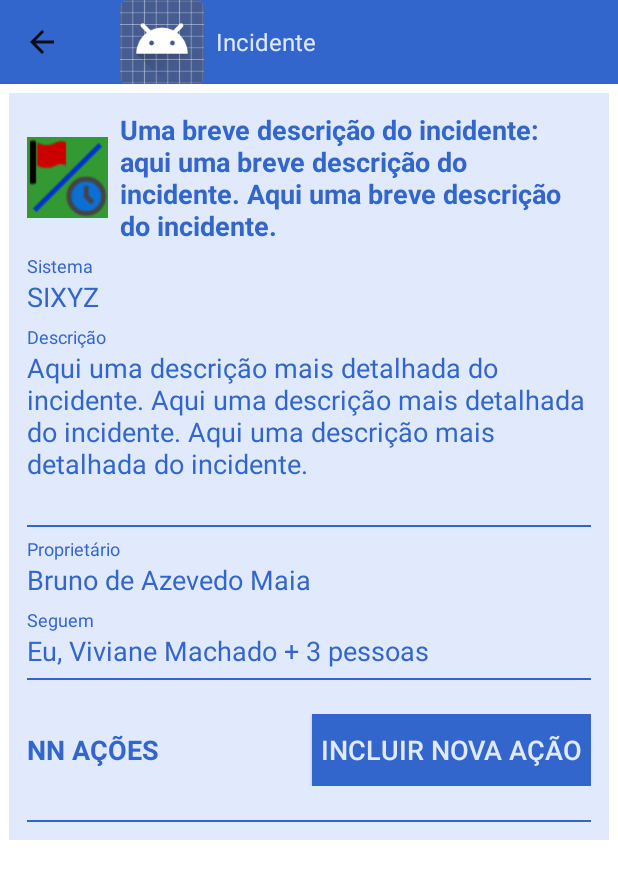
After one commit to ARNdroid/MonitorMobile, an Android app: the IssueActivity screen opened directly, with no data from a screen before it, on a phone screen of 412 x 824 dp. The commit adds this screen. Shown: the top 879 px of the screen. Run offline under Robolectric (Android 15) with nearby library versions, the light colour scheme and no system bars; libraries missing offline, so code that uses them is left out: org.slf4j; 10 statements that could not run were skipped.

Commit message:
@Mamute: Fix #58.

```diff
--- /dev/null
+++ b/app/src/main/java/br/com/arndroid/monitormobile/IssueActivity.java
@@ -0,0 +1,173 @@
+package br.com.arndroid.monitormobile;
+
+import android.app.ActionBar;
+import android.app.Activity;
+import android.app.AlertDialog;
+import android.app.LoaderManager;
+import android.content.CursorLoader;
+import android.content.Loader;
+import android.database.Cursor;
+import android.os.Bundle;
+import android.support.v4.app.NavUtils;
+import android.view.MenuItem;
+import android.view.View;
+import android.widget.ImageView;
+import android.widget.LinearLayout;
+import android.widget.TextView;
+
+import java.util.ArrayList;
+import java.util.List;
+
+import br.com.arndroid.monitormobile.adapter.ActionsAdapter;
+import br.com.arndroid.monitormobile.provider.Contract;
+import br.com.arndroid.monitormobile.provider.followers.FollowersManager;
+import br.com.arndroid.monitormobile.provider.issues.IssuesEntity;
+import br.com.arndroid.monitormobile.provider.issues.IssuesManager;
+import br.com.arndroid.monitormobile.provider.users.UsersManager;
+import br.com.arndroid.monitormobile.utils.DashboardUtils;
+import br.com.arndroid.monitormobile.utils.TimeStampUtils;
+
+public class IssueActivity extends Activity implements LoaderManager.LoaderCallbacks<Cursor> {
+
+    public static final String ISSUE_ID_KEY = "ISSUE_ID_KEY";
+
+    private static final int ACTIONS_LOADER_ID = 1;
+
+    private ActionsAdapter mAdapter;
+    private List<View> mViewList = new ArrayList<View>();
+
+    private IssuesEntity mEntity;
+    private ImageView mImgFlagAndClockType;
+    private TextView mTxtSummary;
+    private TextView mTxtAcronymId;
+    private TextView mTxtDescription;
+    private TextView mTxtReporter;
+    private TextView mTxtOwner;
+    private TextView mTxtFollowers;
+    private TextView mTxtTotalActions;
+    private LinearLayout mLayInsertionPoint;
+
+    @Override
+    protected void onCreate(Bundle savedInstanceState) {
+        super.onCreate(savedInstanceState);
+        setContentView(R.layout.issue_activity);
+
+        final Long id;
+        if (savedInstanceState != null) {
+            id = savedInstanceState.getLong(ISSUE_ID_KEY);
+        } else {
+            id = getIntent().getExtras().getLong(ISSUE_ID_KEY);
+        }
+        final IssuesManager manager = new IssuesManager(this);
+        mEntity = manager.issuesFromId(id);
+
+        final ActionBar actionBar = getActionBar();
+        //noinspection ConstantConditions
+        actionBar.setDisplayHomeAsUpEnabled(true);
+
+        mAdapter = new ActionsAdapter(this);
+        getLoaderManager().restartLoader(ACTIONS_LOADER_ID, null, this);
+
+        bindScreen();
+        refreshScreen();
+    }
+
+    private void refreshScreen() {
+        mImgFlagAndClockType.setImageResource(DashboardUtils.getImageResourceIdForStateFlagTypeAndClockType(
+                mEntity.getState(), mEntity.getFlagType(), mEntity.getClockType(), true));
+        mTxtSummary.setText(mEntity.getSummary());
+        mTxtAcronymId.setText(mEntity.getAcronymId());
+        mTxtDescription.setText(mEntity.getDescription());
+        final UsersManager usersManager = new UsersManager(this);
+        final String reportPhrase = "por " + usersManager.userFromId(mEntity.getReporterId()).getShortName()
+                + " em " + TimeStampUtils.timeStampToFormattedString(mEntity.getTimeStamp());
+        mTxtReporter.setText(reportPhrase);
+        mTxtOwner.setText(usersManager.userFromId(mEntity.getOwnerId()).getShortName());
+        final FollowersManager followersManager = new FollowersManager(this);
+        mTxtFollowers.setText(followersManager.humanPhraseFromIssueId(mEntity.getId()));
+    }
+
+    private void bindScreen() {
+        mImgFlagAndClockType = (ImageView) findViewById(R.id.imgFlagAndClockType);
+        mTxtSummary = (TextView) findViewById(R.id.txtSummary);
+        mTxtAcronymId = (TextView) findViewById(R.id.txtAcronymId);
+        mTxtDescription = (TextView) findViewById(R.id.txtDescription);
+        mTxtReporter = (TextView) findViewById(R.id.txtReporter);
+        mTxtOwner = (TextView) findViewById(R.id.txtOwner);
+        mTxtFollowers = (TextView) findViewById(R.id.txtFollowers);
+        mTxtTotalActions = (TextView) findViewById(R.id.txtTotalActions);
+        mLayInsertionPoint = (LinearLayout) findViewById(R.id.layInsertionPoint);
+    }
+
+    @Override
+    protected void onSaveInstanceState(@SuppressWarnings("NullableProblems") Bundle outState) {
+        super.onSaveInstanceState(outState);
+        outState.putLong(ISSUE_ID_KEY, mEntity.getId());
+    }
+
+    @Override
+    public boolean onOptionsItemSelected(MenuItem item) {
+        final int itemId = item.getItemId();
+
+        switch (itemId) {
+            case android.R.id.home:
+                NavUtils.navigateUpFromSameTask(this);
+                return true;
+            default:
+                return super.onOptionsItemSelected(item);
+        }
+    }
+
+    @Override
+    public Loader<Cursor> onCreateLoader(int id, Bundle args) {
+        switch (id) {
+            case ACTIONS_LOADER_ID:
+                return new CursorLoader(this, Contract.Actions.CONTENT_URI, null,
+                        Contract.Actions.ISSUE_ID_SELECTION,
+                        new String[]{mEntity.getId().toString()}, Contract.Actions.TIME_STAMP_DESC);
+
+            default:
+                throw new IllegalArgumentException("Invalid loader id=" + id);
+        }
+    }
+
+    @Override
+    public void onLoadFinished(Loader<Cursor> loader, Cursor data) {
+        mAdapter.swapCursor(data);
+
+        final int totalActions = mAdapter.getCount();
+        final String strTotalActions;
+        if (totalActions == 0) {
+            strTotalActions = "NENHUMA AÇÃO";
+        } else if (totalActions == 1) {
+            strTotalActions = "1 AÇÃO";
+        } else {
+            strTotalActions =  totalActions + " AÇÕES";
+        }
+        mTxtTotalActions.setText(strTotalActions);
+        for (int position = 0; position < totalActions; position++) {
+            View convertView = null;
+            if (mViewList.size() > position) {
+                convertView = mViewList.get(position);
+            }
+            final View view = mAdapter.getView(position, convertView, mLayInsertionPoint);
+            if (convertView == null) {
+                mViewList.add(view);
+                mLayInsertionPoint.addView(view);
+            }
+        }
+    }
+
+    @Override
+    public void onLoaderReset(Loader<Cursor> loader) {
+        mAdapter.swapCursor(null);
+    }
+
+    public void newAction(View view) {
+        AlertDialog.Builder builder = new AlertDialog.Builder(this);
+        builder.setMessage("Estamos trabalhando para disponbilizar esta funcionalidade nas próximas versões! Por favor, aguardem cenas do próximo episódio...")
+                .setTitle("Em construção")
+                .setPositiveButton("Mesmo ansioso compreendo", null);
+        builder.create().show();
+    }
+}
--- a/app/src/main/java/br/com/arndroid/monitormobile/IssuesListActivity.java
+++ b/app/src/main/java/br/com/arndroid/monitormobile/IssuesListActivity.java
@@ -4,6 +4,7 @@
 import android.app.ListActivity;
 import android.app.LoaderManager;
 import android.content.CursorLoader;
+import android.content.Intent;
 import android.content.Loader;
 import android.database.Cursor;
 import android.os.Bundle;
@@ -67,7 +68,10 @@
 
     @Override
     protected void onListItemClick(ListView l, View v, int position, long id) {
-        // TODO: implement
+        Intent intent = new Intent(this, IssueActivity.class);
+        intent.putExtra(IssueActivity.ISSUE_ID_KEY, id);
+        startActivity(intent);
+
     }
 
     @Override
--- a/app/src/main/java/br/com/arndroid/monitormobile/provider/Contract.java
+++ b/app/src/main/java/br/com/arndroid/monitormobile/provider/Contract.java
@@ -428,6 +428,7 @@
 
         public static final String ID_SELECTION = _ID + "=?";
         public static final String ACTION_ID_SELECTION = ACTION_ID + "=?";
+        public static final String ACTION_ID_AND_COMMENTER_ID_SELECTION = ACTION_ID + "=? AND " + COMMENTER_ID + "=?";
 
 		/*
 		 * Sort order
--- /dev/null
+++ b/app/src/main/res/layout/issue_activity.xml
@@ -0,0 +1,166 @@
+<?xml version="1.0" encoding="utf-8"?>
+
+<ScrollView
+    xmlns:android="http://schemas.android.com/apk/res/android"
+    xmlns:tools="http://schemas.android.com/tools"
+    android:layout_width="match_parent"
+    android:layout_height="wrap_content"
+    android:padding="@dimen/default_view_padding"
+    tools:context="br.com.arndroid.monitormobile.IssueActivity">
+
+    <LinearLayout
+        android:layout_width="match_parent"
+        android:layout_height="wrap_content"
+        android:background="@drawable/card_selector"
+        android:orientation="vertical"
+        android:padding="@dimen/doubled_view_padding">
+
+        <LinearLayout
+            android:layout_width="match_parent"
+            android:layout_height="wrap_content"
+            android:orientation="horizontal"
+            tools:ignore="UseCompoundDrawables">
+
+            <ImageView
+                android:id="@+id/imgFlagAndClockType"
+                android:layout_width="wrap_content"
+                android:layout_height="wrap_content"
+                android:layout_gravity="center"
+                android:contentDescription="Flag and clock"
+                android:paddingEnd="@dimen/padding_image_dashboard"
+                android:paddingRight="@dimen/padding_image_dashboard"
+                android:src="@drawable/flag_sample_and_clock_sample_full"
+                tools:ignore="RtlSymmetry"/>
+
+            <TextView
+                android:id="@+id/txtSummary"
+                style="@style/CardFont.Item"
+                android:layout_width="wrap_content"
+                android:layout_height="wrap_content"
+                android:text="Uma breve descrição do incidente: aqui uma breve descrição do incidente. Aqui uma breve descrição do incidente."
+                android:textStyle="bold"/>
+
+        </LinearLayout>
+
+        <TextView
+            style="@style/CardFont.Item.Small"
+            android:layout_width="wrap_content"
+            android:layout_height="wrap_content"
+            android:paddingTop="@dimen/default_view_padding"
+            android:text="Sistema"/>
+
+        <TextView
+            android:id="@+id/txtAcronymId"
+            style="@style/CardFont.Item"
+            android:layout_width="wrap_content"
+            android:layout_height="wrap_content"
+            android:text="SIXYZ"/>
+
+        <TextView
+            style="@style/CardFont.Item.Small"
+            android:layout_width="wrap_content"
+            android:layout_height="wrap_content"
+            android:paddingTop="@dimen/default_view_padding"
+            android:text="Descrição"/>
+
+        <TextView
+            android:id="@+id/txtDescription"
+            style="@style/CardFont.Item"
+            android:paddingBottom="@dimen/default_view_padding"
+            android:layout_width="wrap_content"
+            android:layout_height="wrap_content"
+            android:text="Aqui uma descrição mais detalhada do incidente. Aqui uma descrição mais detalhada do incidente. Aqui uma descrição mais detalhada do incidente."/>
+
+        <TextView
+            android:id="@+id/txtReporter"
+            style="@style/CardFont.Item.Small"
+            android:paddingBottom="@dimen/padding_before_item_divider"
+            android:layout_gravity="end"
+            android:layout_width="wrap_content"
+            android:layout_height="wrap_content"
+            android:text="por Fabio Miranda"/>
+
+        <View style="@style/ItemDividerHorizontal"/>
+
+        <TextView
+            style="@style/CardFont.Item.Small"
+            android:layout_width="wrap_content"
+            android:layout_height="wrap_content"
+            android:paddingTop="@dimen/default_view_padding"
+            android:text="Proprietário"/>
+
+        <TextView
+            android:id="@+id/txtOwner"
+            style="@style/CardFont.Item"
+            android:layout_width="wrap_content"
+            android:layout_height="wrap_content"
+            android:text="Bruno de Azevedo Maia"/>
+
+        <TextView
+            style="@style/CardFont.Item.Small"
+            android:layout_width="wrap_content"
+            android:layout_height="wrap_content"
+            android:paddingTop="@dimen/default_view_padding"
+            android:text="Seguem"/>
+
+        <TextView
+            android:id="@+id/txtFollowers"
+            style="@style/CardFont.Item"
+            android:paddingBottom="@dimen/default_view_padding"
+            android:layout_width="wrap_content"
+            android:layout_height="wrap_content"
+            android:text="Eu, Viviane Machado + 3 pessoas"/>
+
+        <View style="@style/ItemDividerHorizontal"/>
+
+        <TextView
+            style="@style/CardFont.Item.Small"
+            android:layout_width="wrap_content"
+            android:layout_height="wrap_content"
+            android:paddingTop="@dimen/default_view_padding"
+            android:text=""/>
+
+        <LinearLayout
+            android:orientation="horizontal"
+            android:layout_width="match_parent"
+            android:layout_height="wrap_content">
+
+            <TextView
+                android:id="@+id/txtTotalActions"
+                style="@style/CardFont.Item"
+                android:layout_width="0dp"
+                android:layout_weight="1"
+                android:layout_height="wrap_content"
+                android:layout_gravity="center"
+                android:textStyle="bold"
+                android:text="NN AÇÕES"
+                tools:ignore="RtlSymmetry"/>
+
+            <Button
+                style="@style/CardButton"
+                android:layout_width="wrap_content"
+                android:layout_height="wrap_content"
+                android:text="INCLUIR NOVA AÇÃO"
+                android:onClick="newAction"/>
+
+        </LinearLayout>
+
+        <TextView
+            style="@style/CardFont.Item.Small"
+            android:layout_width="wrap_content"
+            android:layout_height="wrap_content"
+            android:paddingTop="@dimen/default_view_padding"
+            android:text=""/>
+
+        <View style="@style/ItemDividerHorizontal"/>
+
+        <LinearLayout
+            android:id="@+id/layInsertionPoint"
+            android:orientation="vertical"
+            android:layout_width="match_parent"
+            android:layout_height="wrap_content">
+         </LinearLayout>
+
+    </LinearLayout>
+
+</ScrollView>
--- a/app/src/main/res/values/strings.xml
+++ b/app/src/main/res/values/strings.xml
@@ -18,5 +18,6 @@
     <string name="title_activity_subscriptions">Minhas Assinaturas</string>
     <string name="action_subscriptions">Minhas assinaturas</string>
     <string name="action_dashboard_type">Visualizar por</string>
+    <string name="title_activity_issue">Incidente</string>
 
 </resources>
```
Also changed, not shown: app/src/main/AndroidManifest.xml (+12 -0 lines), app/src/main/java/br/com/arndroid/monitormobile/adapter/ActionsAdapter.java (added, +109 -0 lines), app/src/main/java/br/com/arndroid/monitormobile/provider/comments/CommentsManager.java (+24 -0 lines), app/src/main/java/br/com/arndroid/monitormobile/provider/xs/XsManager.java (+24 -0 lines), app/src/main/res/layout/action_list_item.xml (added, +83 -0 lines), 2 other files.
